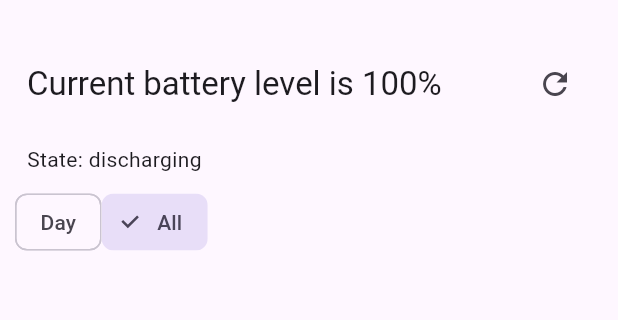
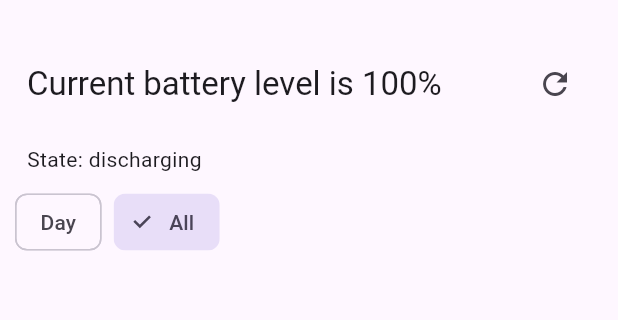
Before and after one commit to Lighting123/amazing_app, a Flutter app: the screen it shows after launch, in the side drawer, after a tap on "Battery Level Tracker", on a phone screen of 412 x 824 dp, the part 63-383 px from its top. Run offline on Flutter 3.47's test engine with Material 2 defaults, Android fonts, the phone set to English and light mode, and no system bars; our stand-ins replace battery_plus, flutter_riverpod, freezed_annotation.

Commit message:
Small code changes

```diff
--- a/lib/widgets/view_widget.dart
+++ b/lib/widgets/view_widget.dart
@@ -1,8 +1,7 @@
 import 'package:amazing_app/screens/battery_level_tracker.dart';
+import 'package:amazing_app/notifiers/chip_value_notifier.dart';
 import 'package:flutter/material.dart';
 import 'package:flutter_riverpod/flutter_riverpod.dart';
-
-import '../notifiers.dart';
 
 final chipValue1Provider =
     StateNotifierProvider<ChipValueNotifier, bool>((ref) {
@@ -23,7 +22,9 @@ class ViewWidget extends ConsumerWidget {
 
     return Row(
       children: [
-        ChoiceChip(
+        Padding(
+          padding: const EdgeInsets.only(right: 8),
+          child: ChoiceChip(
             label: const Text("Day"),
             selected: chipValue1,
             onSelected: (value) {
@@ -31,6 +32,7 @@ class ViewWidget extends ConsumerWidget {
               ref.read(chipValue2Provider.notifier).toggle(false);
               ref.read(listOfLevelsProvider.notifier).sortByday();
             },
+          ),
         ),
         ChoiceChip(
           label: const Text("All"),
```
Also changed, not shown: lib/notifiers/chip_value_notifier.dart (renamed from lib/notifiers.dart). Lines whose indentation alone changed are shown as unchanged.
